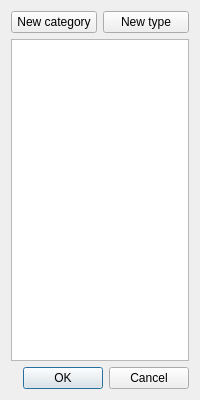
First picture: the form in design/file_types_dialog.ui, repository bgengs/usb-backup, before the edit.
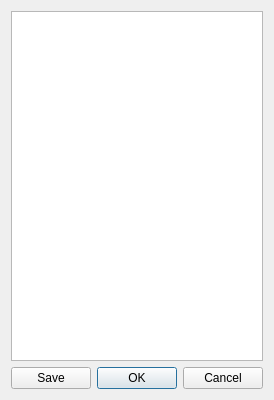
Second picture: the form after the edit.

Commit message: Removed: New category button and New Type button.

Diff of the .ui file:
```diff
--- a/design/file_types_dialog.ui
+++ b/design/file_types_dialog.ui
@@ -14,35 +14,7 @@
    <string>Dialog</string>
   </property>
   <layout class="QGridLayout" name="gridLayout">
-   <item row="0" column="0">
-    <layout class="QHBoxLayout" name="categLayout">
-     <property name="leftMargin">
-      <number>0</number>
-     </property>
-     <item>
-      <widget class="QPushButton" name="newCategButton">
-       <property name="text">
-        <string>New category</string>
-       </property>
-      </widget>
-     </item>
-    </layout>
-   </item>
-   <item row="0" column="1">
-    <layout class="QHBoxLayout" name="typesLayout">
-     <property name="leftMargin">
-      <number>0</number>
-     </property>
-     <item>
-      <widget class="QPushButton" name="newTypeButton">
-       <property name="text">
-        <string>New type</string>
-       </property>
-      </widget>
-     </item>
-    </layout>
-   </item>
-   <item row="2" column="0" colspan="2">
+   <item row="1" column="1" colspan="2">
     <layout class="QHBoxLayout" name="horizontalLayout">
      <item>
       <widget class="QDialogButtonBox" name="okCancelBox">
@@ -59,7 +31,20 @@
      </item>
     </layout>
    </item>
-   <item row="1" column="0" colspan="2">
+   <item row="1" column="0">
+    <widget class="QPushButton" name="saveButton">
+     <property name="sizePolicy">
+      <sizepolicy hsizetype="Expanding" vsizetype="Fixed">
+       <horstretch>0</horstretch>
+       <verstretch>0</verstretch>
+      </sizepolicy>
+     </property>
+     <property name="text">
+      <string>Save</string>
+     </property>
+    </widget>
+   </item>
+   <item row="0" column="0" colspan="3">
     <widget class="QTreeView" name="treeView"/>
    </item>
   </layout>
```
Left out of the diff: 2 changed lines with no effect on the pictures. The commit also changes 1 other file.
